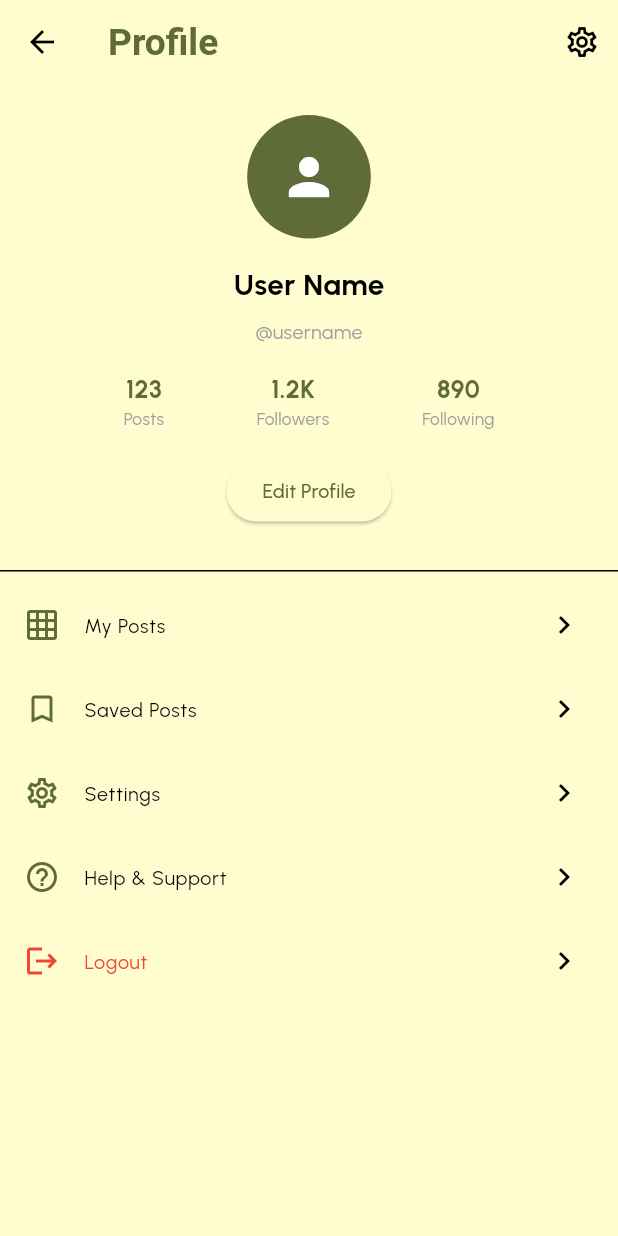
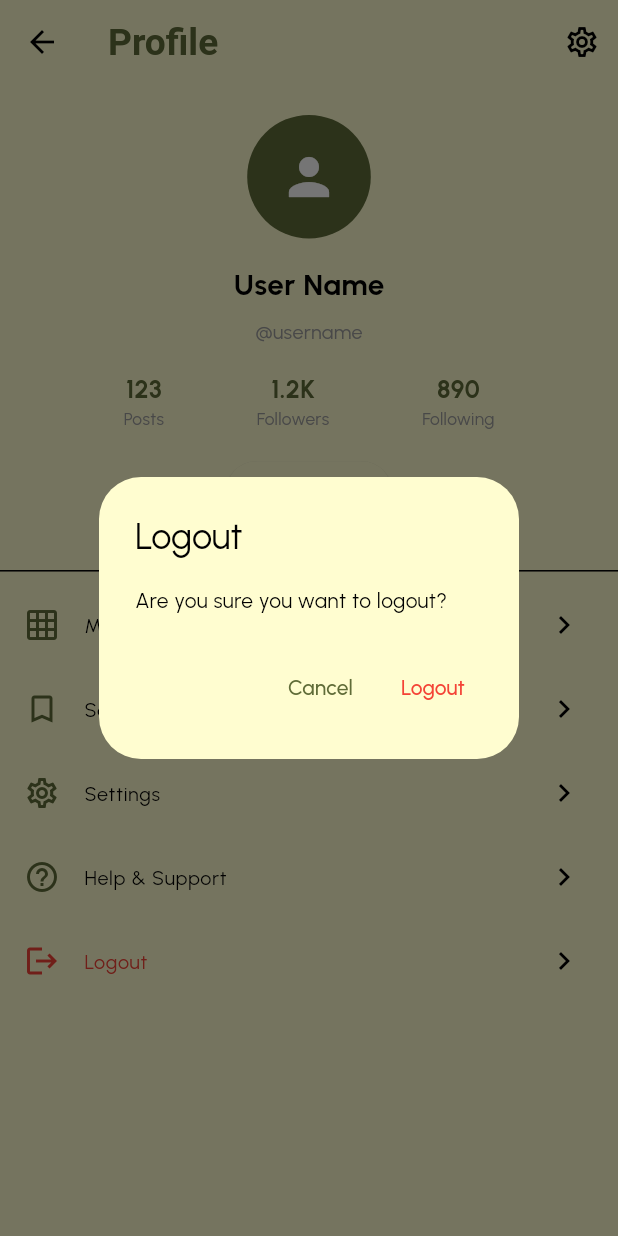
Before and after one commit to Mahad-Ghauri/KONEXEA, a Flutter app: the ProfilePage screen opened directly, after a tap on "Logout", on a phone screen of 412 x 824 dp. Run offline on Flutter 3.47's test engine with Material 3 defaults, Android fonts, the phone set to English and light mode, and no system bars; our stand-ins replace google_fonts, supabase_flutter; missing offline and left inert: google_mlkit_translation; accounts and stored records are empty; Roboto replaces fonts that are missing (Italiana); project files that could hold a hidden picture were left out.

Commit message:
Logout implementation

```diff
--- a/lib/views/Interface/profile_page.dart
+++ b/lib/views/Interface/profile_page.dart
@@ -1,5 +1,7 @@
 import 'package:flutter/material.dart';
 import 'package:google_fonts/google_fonts.dart';
+import 'package:social_swap/controllers/authentication_controller.dart';
+import 'package:social_swap/views/Authentication/login.dart';
 
 class ProfilePage extends StatelessWidget {
   const ProfilePage({super.key});
@@ -154,9 +156,58 @@ class ProfilePage extends StatelessWidget {
         ),
       ),
       trailing: const Icon(Icons.chevron_right),
-      onTap: () {
+      onTap: () async {
         if (isLogout) {
-          // Handle logout
+          // Show confirmation dialog
+          final bool? confirm = await showDialog<bool>(
+            context: context,
+            builder: (BuildContext context) {
+              return AlertDialog(
+                title: Text('Logout', style: GoogleFonts.urbanist()),
+                content: Text(
+                  'Are you sure you want to logout?',
+                  style: GoogleFonts.urbanist(),
+                ),
+                actions: [
+                  TextButton(
+                    onPressed: () => Navigator.of(context).pop(false),
+                    child: Text('Cancel', style: GoogleFonts.urbanist()),
+                  ),
+                  TextButton(
+                    onPressed: () => Navigator.of(context).pop(true),
+                    child: Text(
+                      'Logout',
+                      style: GoogleFonts.urbanist(color: Colors.red),
+                    ),
+                  ),
+                ],
+              );
+            },
+          );
+
+          if (confirm == true) {
+            try {
+              await AuthenticationController().signOut();
+              if (context.mounted) {
+                Navigator.of(context).pushAndRemoveUntil(
+                  _elegantRoute(LoginPage()),
+                  (route) => false,
+                );
+              }
+            } catch (error) {
+              if (context.mounted) {
+                ScaffoldMessenger.of(context).showSnackBar(
+                  SnackBar(
+                    content: Text(
+                      'Error logging out: ${error.toString()}',
+                      style: GoogleFonts.urbanist(),
+                    ),
+                    backgroundColor: Colors.red,
+                  ),
+                );
+              }
+            }
+          }
         }
       },
     );
```
